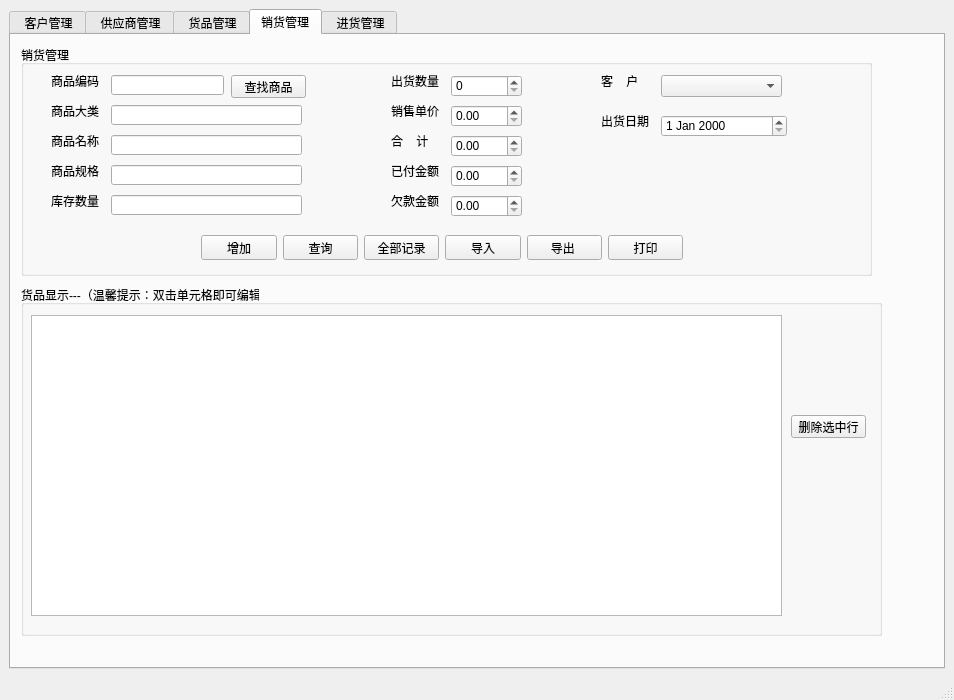
YanhuiLu89/customermgsys, file mainwindow.ui: the form before one commit.
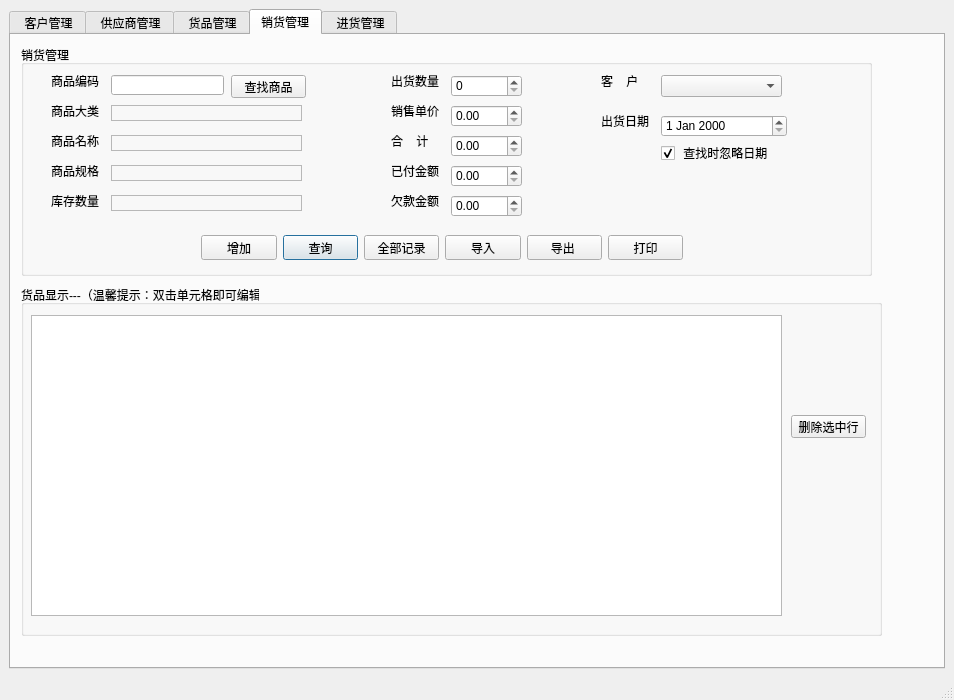
The form after the commit.

Commit message: 实现查询和显示全部功能

```diff
--- a/mainwindow.ui
+++ b/mainwindow.ui
@@ -898,45 +898,6 @@
          <string>商品规格</string>
         </property>
        </widget>
-       <widget class="QLineEdit" name="sell_procat_lineEdit">
-        <property name="geometry">
-         <rect>
-          <x>100</x>
-          <y>70</y>
-          <width>191</width>
-          <height>20</height>
-         </rect>
-        </property>
-        <property name="readOnly">
-         <bool>true</bool>
-        </property>
-       </widget>
-       <widget class="QLineEdit" name="sell_proname_lineEdit">
-        <property name="geometry">
-         <rect>
-          <x>100</x>
-          <y>100</y>
-          <width>191</width>
-          <height>20</height>
-         </rect>
-        </property>
-        <property name="readOnly">
-         <bool>true</bool>
-        </property>
-       </widget>
-       <widget class="QLineEdit" name="sell_prospec_lineEdit">
-        <property name="geometry">
-         <rect>
-          <x>100</x>
-          <y>130</y>
-          <width>191</width>
-          <height>20</height>
-         </rect>
-        </property>
-        <property name="readOnly">
-         <bool>true</bool>
-        </property>
-       </widget>
        <widget class="QLabel" name="sell_prostock_label">
         <property name="geometry">
          <rect>
@@ -950,19 +911,6 @@
          <string>库存数量</string>
         </property>
        </widget>
-       <widget class="QLineEdit" name="sell_prostock_lineEdit">
-        <property name="geometry">
-         <rect>
-          <x>100</x>
-          <y>160</y>
-          <width>191</width>
-          <height>20</height>
-         </rect>
-        </property>
-        <property name="readOnly">
-         <bool>true</bool>
-        </property>
-       </widget>
        <widget class="QGroupBox" name="groupBox_7">
         <property name="geometry">
          <rect>
@@ -1186,6 +1134,9 @@
             <property name="text">
              <string>查询</string>
             </property>
+            <property name="default">
+             <bool>true</bool>
+            </property>
            </widget>
           </item>
           <item>
@@ -1241,6 +1192,89 @@
           </rect>
          </property>
         </widget>
+        <widget class="QCheckBox" name="sell_date_checkBox">
+         <property name="geometry">
+          <rect>
+           <x>640</x>
+           <y>100</y>
+           <width>111</width>
+           <height>16</height>
+          </rect>
+         </property>
+         <property name="text">
+          <string> 查找时忽略日期</string>
+         </property>
+         <property name="checked">
+          <bool>true</bool>
+         </property>
+        </widget>
+        <widget class="QLabel" name="sell_procat_showlabel">
+         <property name="geometry">
+          <rect>
+           <x>90</x>
+           <y>60</y>
+           <width>191</width>
+           <height>16</height>
+          </rect>
+         </property>
+         <property name="frameShape">
+          <enum>QFrame::StyledPanel</enum>
+         </property>
+         <property name="frameShadow">
+          <enum>QFrame::Plain</enum>
+         </property>
+         <property name="text">
+          <string/>
+         </property>
+        </widget>
+        <widget class="QLabel" name="sell_proname_showlabel">
+         <property name="geometry">
+          <rect>
+           <x>90</x>
+           <y>90</y>
+           <width>191</width>
+           <height>16</height>
+          </rect>
+         </property>
+         <property name="frameShape">
+          <enum>QFrame::StyledPanel</enum>
+         </property>
+         <property name="text">
+          <string/>
+         </property>
+        </widget>
+        <widget class="QLabel" name="sell_prospec_showlabel">
+         <property name="geometry">
+          <rect>
+           <x>90</x>
+           <y>120</y>
+           <width>191</width>
+           <height>16</height>
+          </rect>
+         </property>
+         <property name="frameShape">
+          <enum>QFrame::StyledPanel</enum>
+         </property>
+         <property name="text">
+          <string/>
+         </property>
+        </widget>
+        <widget class="QLabel" name="sell_prostock_showlabel">
+         <property name="geometry">
+          <rect>
+           <x>90</x>
+           <y>150</y>
+           <width>191</width>
+           <height>16</height>
+          </rect>
+         </property>
+         <property name="frameShape">
+          <enum>QFrame::StyledPanel</enum>
+         </property>
+         <property name="text">
+          <string/>
+         </property>
+        </widget>
        </widget>
        <widget class="QGroupBox" name="groupBox_8">
         <property name="geometry">
```
Left out of the diff: 4 changed lines with no effect on the pictures. The commit also changes 2 other files.
